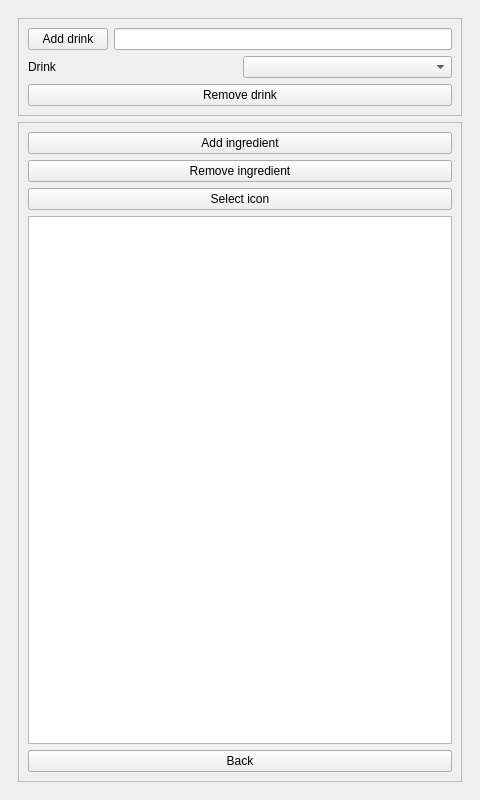
Qt form ui/mainwindow.ui (marso329/DrinkRobot) before a commit.
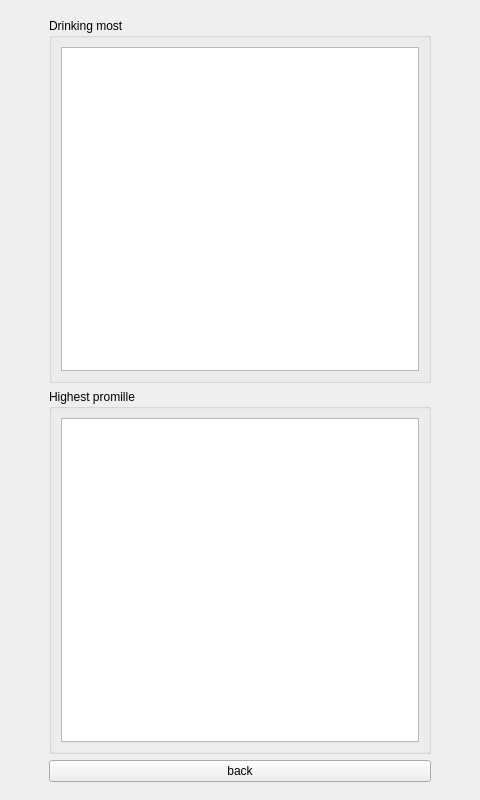
The same form after that commit. The open tabs and pages were chosen to show the change. Icons and pictures are not drawn. Custom widgets are drawn as their Qt base class.

Commit message: drink making features and scoreboards implemented, needs further hardware

What changed in the file:
```diff
--- a/ui/mainwindow.ui
+++ b/ui/mainwindow.ui
@@ -3219,6 +3219,62 @@
         </item>
        </layout>
       </widget>
+      <widget class="QWidget" name="scoreboard_page">
+       <layout class="QGridLayout" name="gridLayout_73">
+        <item row="0" column="0">
+         <widget class="QFrame" name="frame_61">
+          <property name="maximumSize">
+           <size>
+            <width>400</width>
+            <height>16777215</height>
+           </size>
+          </property>
+          <property name="frameShape">
+           <enum>QFrame::NoFrame</enum>
+          </property>
+          <property name="frameShadow">
+           <enum>QFrame::Plain</enum>
+          </property>
+          <property name="lineWidth">
+           <number>0</number>
+          </property>
+          <layout class="QGridLayout" name="gridLayout_76">
+           <item row="0" column="0">
+            <widget class="QGroupBox" name="groupBox">
+             <property name="title">
+              <string>Drinking most</string>
+             </property>
+             <layout class="QGridLayout" name="gridLayout_75">
+              <item row="0" column="0">
+               <widget class="QTableView" name="scoreboard_drinkmost_list"/>
+              </item>
+             </layout>
+            </widget>
+           </item>
+           <item row="1" column="0">
+            <widget class="QGroupBox" name="groupBox_2">
+             <property name="title">
+              <string>Highest promille</string>
+             </property>
+             <layout class="QGridLayout" name="gridLayout_74">
+              <item row="0" column="0">
+               <widget class="QTableView" name="scoreboard_heighest_list"/>
+              </item>
+             </layout>
+            </widget>
+           </item>
+           <item row="2" column="0">
+            <widget class="QPushButton" name="scoreboard_back">
+             <property name="text">
+              <string>back</string>
+             </property>
+            </widget>
+           </item>
+          </layout>
+         </widget>
+        </item>
+       </layout>
+      </widget>
      </widget>
     </item>
    </layout>
```
Left out of the diff: 6 changed lines with no effect on the pictures. The commit also changes 26 other files.
